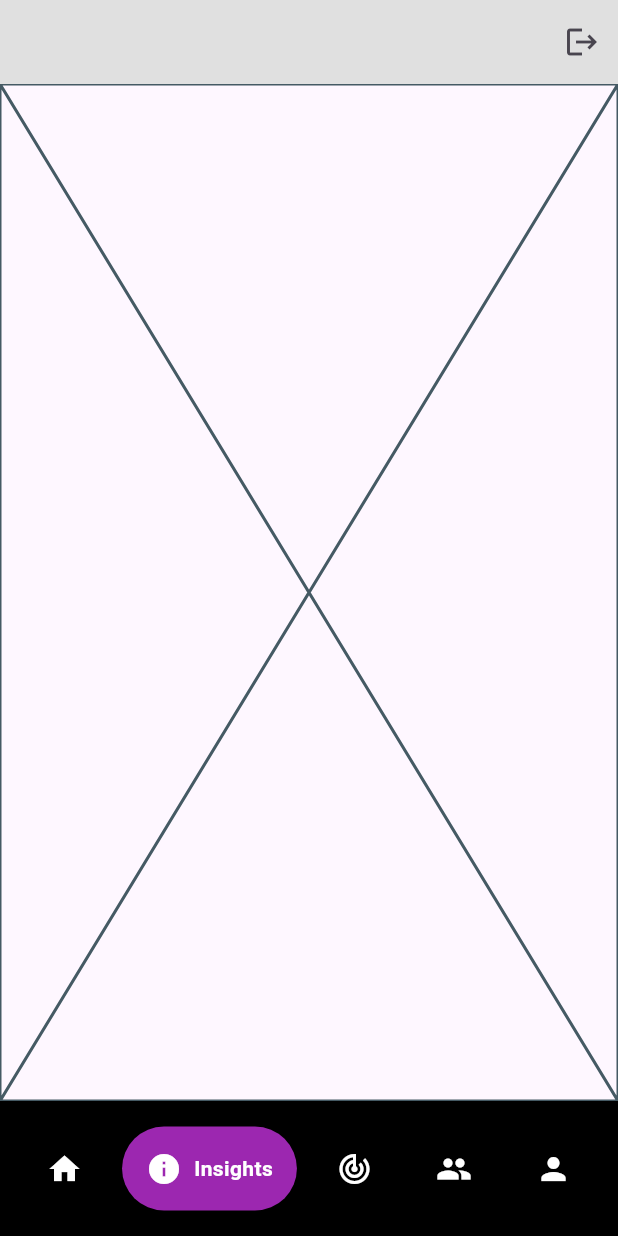
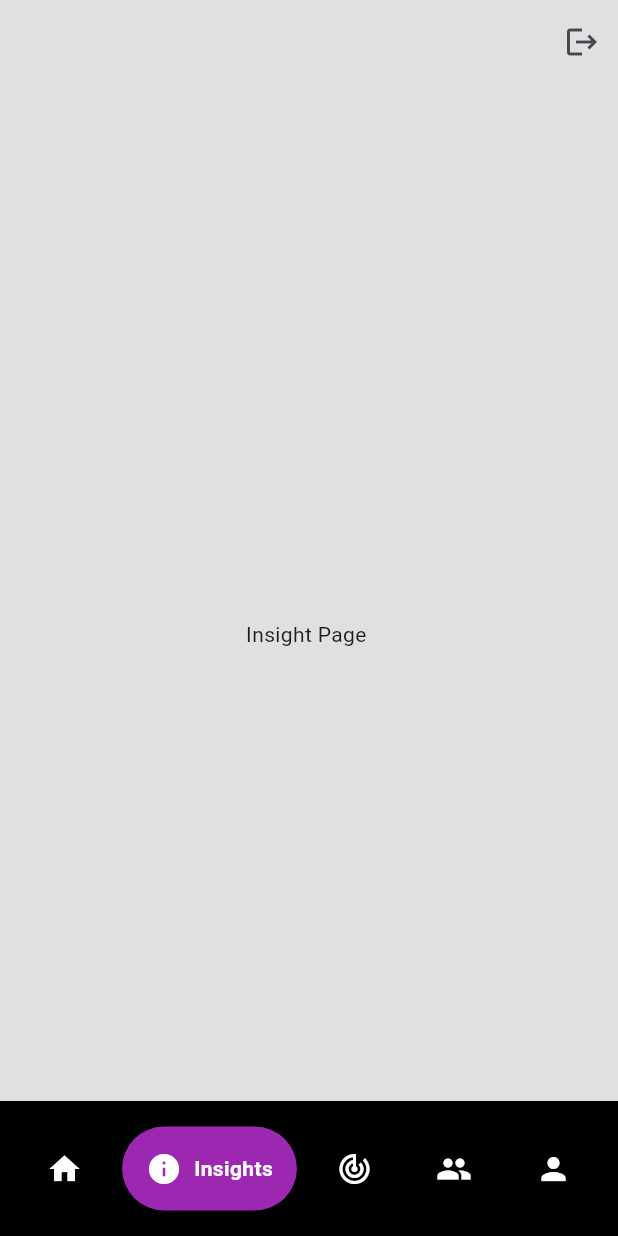
Before and after one commit to Elshadaiv/tinytales, a Flutter app: the screen it shows once a user with an empty profile is signed in, item 2 of the bottom bar chosen, on a phone screen of 412 x 824 dp. Run offline on Flutter 3.47's test engine with Material 3 defaults, Android fonts, the phone set to English and light mode, and no system bars; drawn by our look-alikes of google_nav_bar; our stand-ins replace firebase_auth, firebase_core; accounts and stored records are empty.

Commit message:
new updates on some of these pages insights tracking been updated to

```diff
--- a/lib/pages/home_page.dart
+++ b/lib/pages/home_page.dart
@@ -39,6 +39,7 @@ class HomePageState extends State<HomePage> {
   @override
   Widget build(BuildContext context) {
     return Scaffold(
+      backgroundColor: Colors.grey[300],
       appBar: AppBar(
         backgroundColor: Colors.grey[300],
         actions: [
--- a/lib/pages/insights_page.dart
+++ b/lib/pages/insights_page.dart
@@ -1,10 +1,27 @@
 import 'package:flutter/material.dart';
+import 'package:firebase_auth/firebase_auth.dart';
 
-class InsightsPage extends StatelessWidget {
+class InsightsPage extends StatefulWidget {
   const InsightsPage({super.key});
 
   @override
+  State<InsightsPage> createState() => _InsightsPageState();
+}
+
+class _InsightsPageState extends State<InsightsPage> {
+  @override
   Widget build(BuildContext context) {
-    return const Placeholder();
+
+    final user = FirebaseAuth.instance.currentUser;
+
+    return  Scaffold(
+        backgroundColor: Colors.grey[300],
+        appBar: AppBar(
+          backgroundColor: Colors.grey[300],
+        ),
+       body:  Center(
+          child: Text('Insight Page ' + (FirebaseAuth.instance.currentUser?.email ?? 'Unknown')),
+        ),
+    );
   }
 }
```
Also changed, not shown: lib/pages/profile_page.dart (+115 -3 lines), lib/pages/tracking_page.dart (+18 -2 lines).
